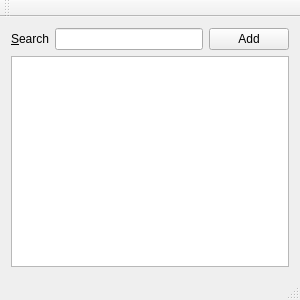
First picture: the form in mainwindow.ui, repository chenquanquan/EngNote, before the edit.
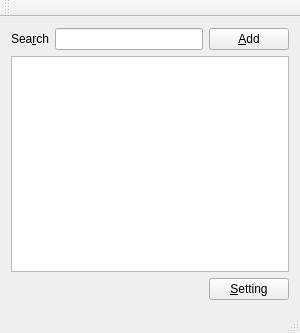
Second picture: the form after the edit.

The edit to the form file:
```diff
--- a/mainwindow.ui
+++ b/mainwindow.ui
@@ -7,7 +7,7 @@
     <x>0</x>
     <y>0</y>
     <width>300</width>
-    <height>300</height>
+    <height>333</height>
    </rect>
   </property>
   <property name="minimumSize">
@@ -26,7 +26,7 @@
       <item>
        <widget class="QLabel" name="searchLabel">
         <property name="text">
-         <string>&amp;Search</string>
+         <string>Sea&amp;rch</string>
         </property>
         <property name="buddy">
          <cstring>inputEdit</cstring>
@@ -39,7 +39,7 @@
       <item>
        <widget class="QPushButton" name="addButton">
         <property name="text">
-         <string>Add</string>
+         <string>&amp;Add</string>
         </property>
        </widget>
       </item>
@@ -48,6 +48,30 @@
     <item>
      <widget class="QTextEdit" name="noteEdit"/>
     </item>
+    <item>
+     <layout class="QGridLayout" name="gridLayout_2">
+      <item row="0" column="1">
+       <widget class="QPushButton" name="settingButton">
+        <property name="sizePolicy">
+         <sizepolicy hsizetype="Fixed" vsizetype="Fixed">
+          <horstretch>0</horstretch>
+          <verstretch>0</verstretch>
+         </sizepolicy>
+        </property>
+        <property name="text">
+         <string>&amp;Setting</string>
+        </property>
+       </widget>
+      </item>
+      <item row="0" column="0">
+       <widget class="QLabel" name="softLabel">
+        <property name="text">
+         <string/>
+        </property>
+       </widget>
+      </item>
+     </layout>
+    </item>
    </layout>
   </widget>
   <widget class="QMenuBar" name="menuBar">
```
Left out of the diff: 2 changed lines with no effect on the pictures.
